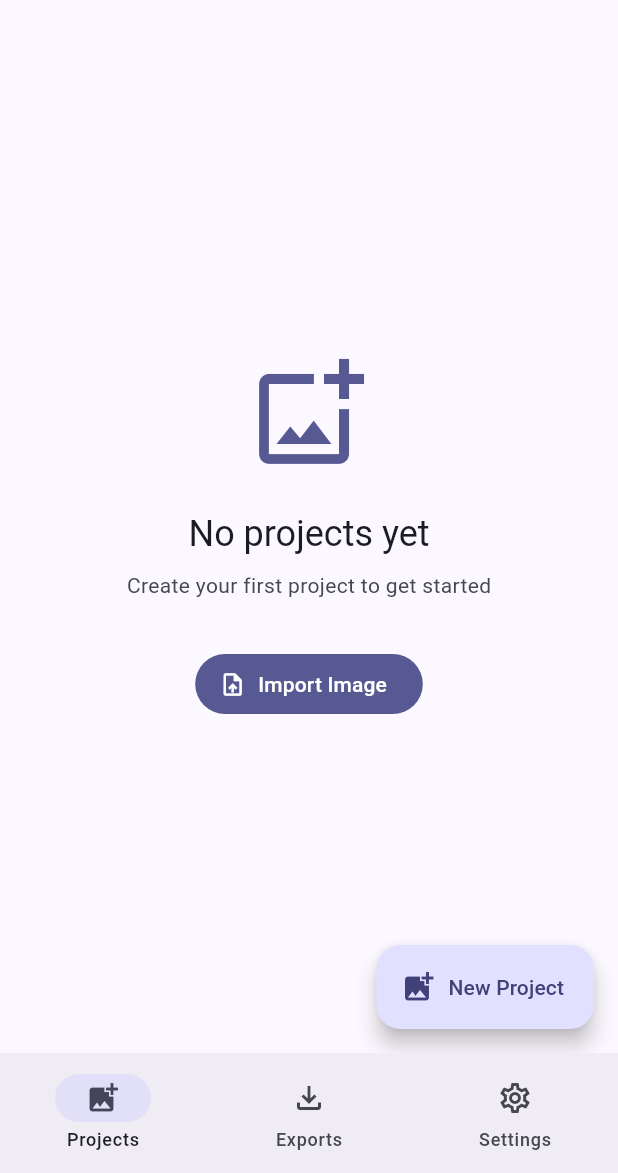
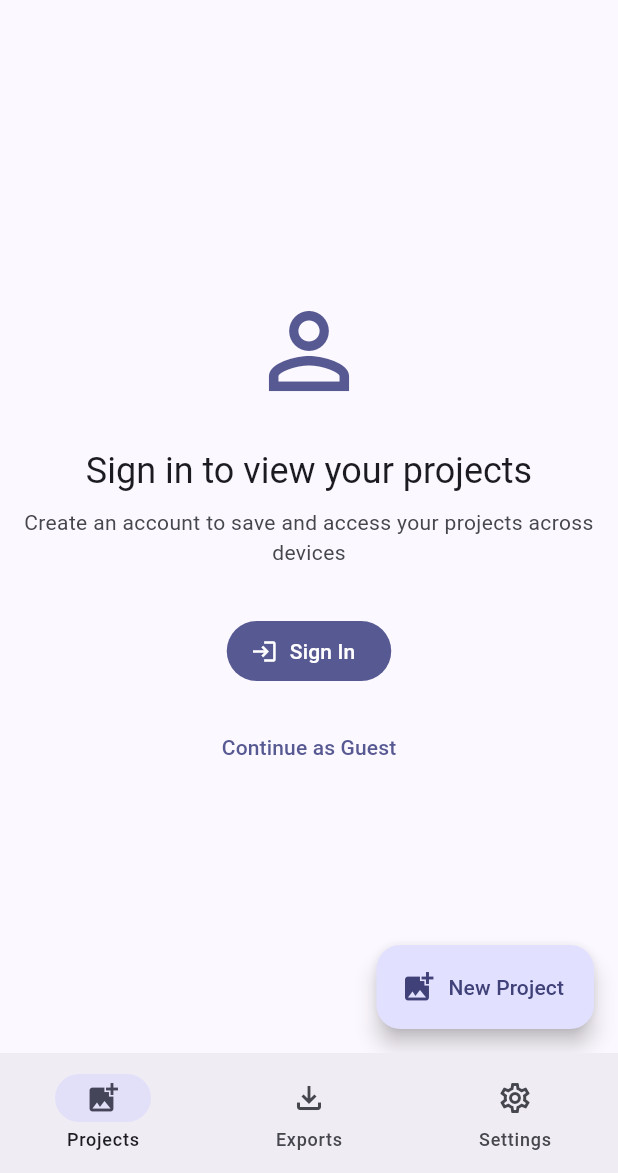
Before and after one commit to sgardoll/layers, a Flutter app: the screen it shows after launch, on a phone screen of 412 x 824 dp, the part 63-1236 px from its top. Run offline on Flutter 3.47's test engine with Material 3 defaults, Android fonts, the phone set to English and light mode, and no system bars; our stand-ins replace cached_network_image, dio, flutter_animate, flutter_dotenv, flutter_riverpod, go_router and 4 more; missing offline and left inert: purchases_flutter; accounts and stored records are empty; generated files the repository leaves out were written again.

Commit message:
fix(auth): fix RevenueCat billing fraud and state persistence
- Fix UAT-003: Add explicit logOut() when user is null in linkedRevenueCatServiceProvider to prevent cached Pro entitlements from leaking to anonymous users

- Fix UAT-002: Handle async loading state in entitlementProvider to wait for RevenueCat login to complete before checking entitlements

- Fix UAT-004: Add auth state listener to ProjectListNotifier to auto-load projects when user logs in

- Fix UAT-001: Show anonymous empty state prompting sign-in for unauthenticated users

- Fix UAT-005: Reverse 3D viewer schematic labels so Layer 1 appears in front

Phase: 15.1-anonymous-rls-fix

```diff
--- a/lib/screens/project_screen.dart
+++ b/lib/screens/project_screen.dart
@@ -123,6 +123,9 @@ class _ProjectScreenState extends ConsumerState<ProjectScreen> {
   }
 
   Widget _buildBody(BuildContext context, ProjectListState state) {
+    // Check if user is authenticated
+    final isAuthenticated = ref.watch(isAuthenticatedProvider);
+
     switch (state.status) {
       case ProjectListStatus.initial:
       case ProjectListStatus.loading:
@@ -130,10 +133,63 @@ class _ProjectScreenState extends ConsumerState<ProjectScreen> {
       case ProjectListStatus.error:
         return _buildErrorState(context, state.errorMessage ?? 'Unknown error');
       case ProjectListStatus.loaded:
+        // Show anonymous empty state for unauthenticated users
+        if (!isAuthenticated && state.projects.isEmpty) {
+          return _buildAnonymousEmptyState(context);
+        }
         return state.projects.isEmpty
             ? _buildEmptyState(context)
             : _buildProjectGrid(context, state.projects);
     }
+  }
+
+  Widget _buildAnonymousEmptyState(BuildContext context) {
+    return Center(
+      child: Column(
+        mainAxisAlignment: MainAxisAlignment.center,
+        children: [
+          Icon(
+            Icons.person_outline,
+            size: 80,
+            color: Theme.of(context).colorScheme.primary,
+          ),
+          const SizedBox(height: 24),
+          Text(
+            'Sign in to view your projects',
+            style: Theme.of(context).textTheme.headlineSmall,
+          ),
+          const SizedBox(height: 8),
+          Text(
+            'Create an account to save and access your projects across devices',
+            style: Theme.of(context).textTheme.bodyMedium?.copyWith(
+              color: Theme.of(context).colorScheme.onSurfaceVariant,
+            ),
+            textAlign: TextAlign.center,
+          ),
+          const SizedBox(height: 32),
+          FilledButton.icon(
+            onPressed: () async {
+              final authenticated = await Navigator.of(context).push<bool>(
+                MaterialPageRoute(builder: (_) => const AuthScreen()),
+              );
+              if (authenticated == true) {
+                // Auth screen will trigger project load via listener
+              }
+            },
+            icon: const Icon(Icons.login),
+            label: const Text('Sign In'),
+          ),
+          const SizedBox(height: 16),
+          TextButton(
+            onPressed: () async {
+              // Allow anonymous users to create projects
+              await _pickAndCreateProject();
+            },
+            child: const Text('Continue as Guest'),
+          ),
+        ],
+      ),
+    );
   }
 
   Widget _buildEmptyState(BuildContext context) {
--- a/lib/widgets/layer_card_3d.dart
+++ b/lib/widgets/layer_card_3d.dart
@@ -105,7 +105,7 @@ class LayerCard3D extends StatelessWidget {
                       borderRadius: BorderRadius.circular(4),
                     ),
                     child: Text(
-                      layer.name ?? 'Layer ${index + 1}',
+                      layer.name ?? 'Layer ${totalLayers - index}',
                       style: const TextStyle(
                         color: Colors.white,
                         fontSize: 12,
```
Also changed, not shown: lib/providers/entitlement_provider.dart (+100 -7 lines), lib/providers/project_provider.dart (+35 -2 lines).
